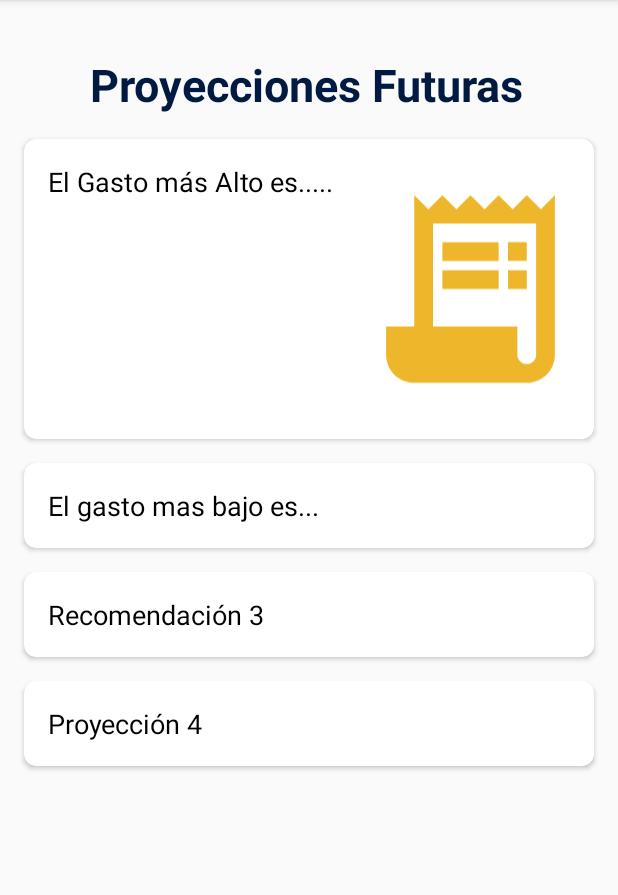
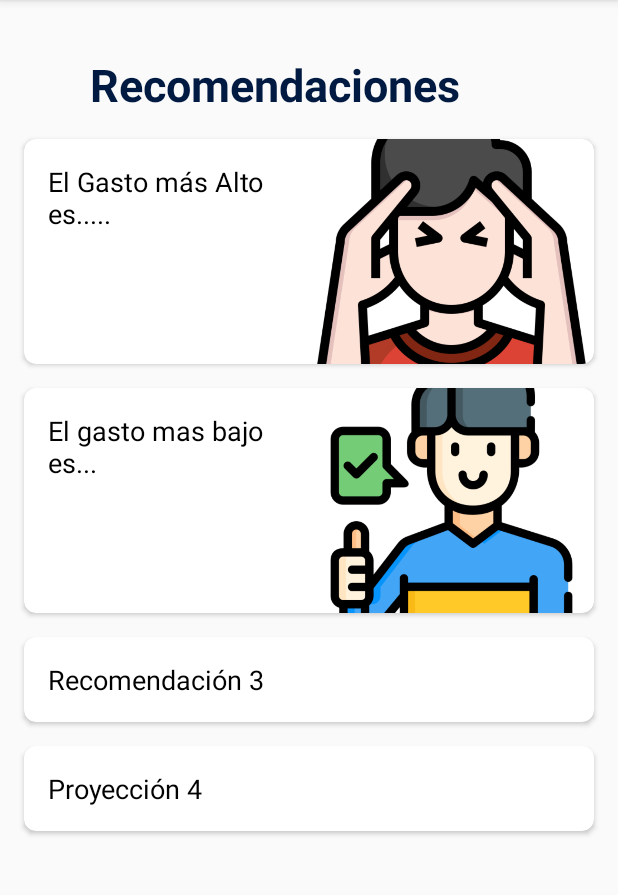
Before and after one commit to JmanCentral/Finazapp, an Android app built with Jetpack Compose: the fragment FragmentProyecciones shown on its own in the app's theme, on a phone screen of 412 x 824 dp, the part 84-979 px from its top. Run offline under Robolectric (Android 15) with nearby library versions, the phone set to English and light mode, and no system bars; our stand-ins replace Room's generated code.

Commit message:
Ajustes Iniciales

```diff
--- a/app/src/main/res/layout/fragment_proyecciones.xml
+++ b/app/src/main/res/layout/fragment_proyecciones.xml
@@ -12,14 +12,12 @@
         android:layout_height="wrap_content"
         android:layout_marginStart="60dp"
         android:layout_marginTop="36dp"
-        android:text="Proyecciones Futuras"
+        android:text="Recomendaciones"
         android:textColor="#001A41"
         android:textSize="30sp"
         android:textStyle="bold"
         app:layout_constraintStart_toStartOf="parent"
         app:layout_constraintTop_toTopOf="parent" />
-
-
 
     <androidx.cardview.widget.CardView
         android:id="@+id/cardView1"
@@ -38,18 +36,24 @@
 
             <TextView
                 android:id="@+id/textViewGastoMasAlto"
-                android:layout_width="wrap_content"
+                android:layout_width="0dp"
                 android:layout_height="wrap_content"
+                android:layout_weight="1"
                 android:padding="16dp"
                 android:text="El Gasto más Alto es....."
-                android:textSize="18sp"
-                android:textColor="@android:color/black" />
+                android:textColor="@android:color/black"
+                android:textSize="18sp" />
 
+            <!-- Imagen ocupando la otra mitad de la CardView -->
             <ImageView
                 android:id="@+id/imageViewGasto"
-                android:layout_width="150dp"
-                android:layout_height="200dp"
-                android:src="@drawable/servicios"/>
+                android:layout_width="0dp"
+                android:layout_height="150dp"
+                android:layout_weight="1"
+                android:src="@drawable/alto"
+                android:scaleType="centerCrop"
+                android:contentDescription="Imagen de gasto"
+                android:layout_gravity="center" />
         </LinearLayout>
 
     </androidx.cardview.widget.CardView>
@@ -64,14 +68,32 @@
         app:layout_constraintStart_toStartOf="parent"
         app:layout_constraintEnd_toEndOf="parent">
 
+        <LinearLayout
+            android:layout_width="match_parent"
+            android:layout_height="wrap_content"
+            android:orientation="horizontal">
+
+            <!-- Texto ocupando la mitad del espacio -->
             <TextView
                 android:id="@+id/textViewGastoMasBajo"
-            android:layout_width="wrap_content"
+                android:layout_width="0dp"
                 android:layout_height="wrap_content"
+                android:layout_weight="1"
                 android:padding="16dp"
                 android:text="El gasto mas bajo es..."
                 android:textSize="18sp"
                 android:textColor="@android:color/black" />
+
+            <ImageView
+                android:id="@+id/imageViewGasto1"
+                android:layout_width="0dp"
+                android:layout_height="150dp"
+                android:layout_weight="1"
+                android:src="@drawable/feliz"
+                android:scaleType="centerCrop"
+                android:contentDescription="Imagen de gasto"
+                android:layout_gravity="center" />
+        </LinearLayout>
     </androidx.cardview.widget.CardView>
 
     <androidx.cardview.widget.CardView
```
Also changed, not shown: app/src/main/res/drawable/alto.png (added), app/src/main/res/drawable/feliz.png (added). Lines whose indentation alone changed are shown as unchanged.
